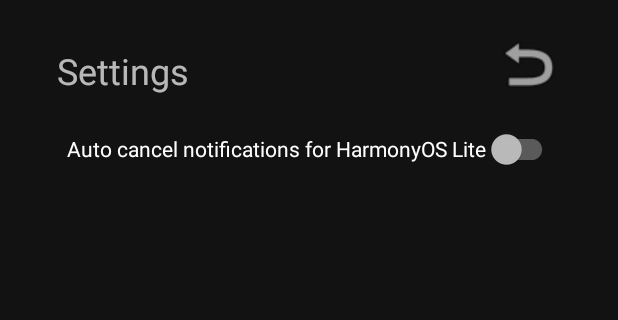
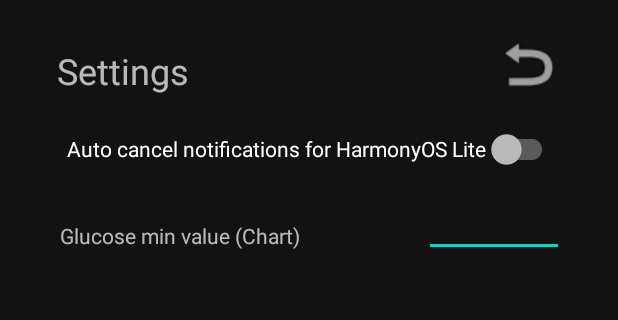
Before and after one commit to ionut-andras/community-follower-app-for-cgm, an Android app: the ApplicationSettingsActivity screen opened directly, with no data from a screen before it, on a phone screen of 412 x 824 dp, the part 62-382 px from its top. Run offline under Robolectric (Android 15) with nearby library versions, the light colour scheme and no system bars; Roboto replaces fonts that are not available here.

```diff
--- a/app/build.gradle
+++ b/app/build.gradle
@@ -57,4 +57,7 @@
 
     // Enable drawing charts
     implementation 'com.github.PhilJay:MPAndroidChart:v3.1.0'
+
+    // Enable object reflection
+    implementation "org.jetbrains.kotlin:kotlin-reflect"
 }
--- a/app/src/main/java/ionut/andras/community/dexcomrelated/followerfordexcom/ApplicationSettingsActivity.kt
+++ b/app/src/main/java/ionut/andras/community/dexcomrelated/followerfordexcom/ApplicationSettingsActivity.kt
@@ -6,9 +6,11 @@
 import android.os.Bundle
 import android.util.Log
 import android.view.View
+import android.widget.EditText
 import androidx.appcompat.widget.SwitchCompat
 import ionut.andras.community.dexcomrelated.followerfordexcom.configuration.Configuration
 import ionut.andras.community.dexcomrelated.followerfordexcom.configuration.UserPreferences
+import kotlin.reflect.full.declaredMemberProperties
 
 class ApplicationSettingsActivity : AppCompatActivityWrapper() {
     private lateinit var sharedPreferences: SharedPreferences
@@ -31,6 +33,11 @@
         autoCancelNotifications.isChecked = sharedPreferences.getBoolean(UserPreferences.autoCancelNotifications, appConfiguration.autoCancelNotifications)
 
         Log.i("Settings: autoCancelNotifications.isChecked", autoCancelNotifications.isChecked.toString())
+
+//        appConfiguration::class.declaredMemberProperties.map {
+            val minDisplayableGlucoseValue = findViewById<EditText>(R.id.minDisplayableGlucoseValue)
+            minDisplayableGlucoseValue.setText(appConfiguration.minDisplayableGlucoseValue.toString())
+  //      }
     }
 
     private fun enableSettingsActivityListeners() {
--- a/app/src/main/java/ionut/andras/community/dexcomrelated/followerfordexcom/configuration/Configuration.kt
+++ b/app/src/main/java/ionut/andras/community/dexcomrelated/followerfordexcom/configuration/Configuration.kt
@@ -29,6 +29,8 @@
 
     var autoCancelNotifications: Boolean = false;
 
+    var autoCancelDelayMillis: Long = 8000
+
     companion object {
         const val REQUEST_CODE_PERMISSION_NOTIFICATIONS = 100
     }
--- a/app/src/main/res/layout/activity_application_settings.xml
+++ b/app/src/main/res/layout/activity_application_settings.xml
@@ -43,4 +43,25 @@
         app:layout_constraintTop_toTopOf="parent"
         app:srcCompat="@android:drawable/ic_menu_revert" />
 
+    <TextView
+        android:id="@+id/minDisplayableGlucoseValueText"
+        android:layout_width="241dp"
+        android:layout_height="24dp"
+        android:layout_marginStart="40dp"
+        android:layout_marginTop="24dp"
+        android:text="Glucose min value (Chart)"
+        app:layout_constraintStart_toStartOf="parent"
+        app:layout_constraintTop_toBottomOf="@+id/autoCancelNotifications" />
+
+    <EditText
+        android:id="@+id/minDisplayableGlucoseValue"
+        android:layout_width="93dp"
+        android:layout_height="24dp"
+        android:layout_marginTop="24dp"
+        android:layout_marginEnd="36dp"
+        android:ems="10"
+        android:inputType="number"
+        app:layout_constraintEnd_toEndOf="parent"
+        app:layout_constraintTop_toBottomOf="@+id/autoCancelNotifications" />
+
 </androidx.constraintlayout.widget.ConstraintLayout>
```
Also changed, not shown: app/src/main/java/ionut/andras/community/dexcomrelated/followerfordexcom/alarms/AlarmType.kt (deleted, +0 -11 lines), app/src/main/java/ionut/andras/community/dexcomrelated/followerfordexcom/alarms/DexcomAlarmManager.kt (+21 -18 lines), app/src/main/java/ionut/andras/community/dexcomrelated/followerfordexcom/alarms/DexcomAlarmSoundMap.kt (added, +16 -0 lines), app/src/main/java/ionut/andras/community/dexcomrelated/followerfordexcom/alarms/DexcomAlarmType.kt (added, +36 -0 lines), app/src/main/java/ionut/andras/community/dexcomrelated/followerfordexcom/notifications/NotificationsManager.kt (+75 -16 lines), app/src/main/java/ionut/andras/community/dexcomrelated/followerfordexcom/services/GlucoseValuesUpdateService.kt (+8 -11 lines).
